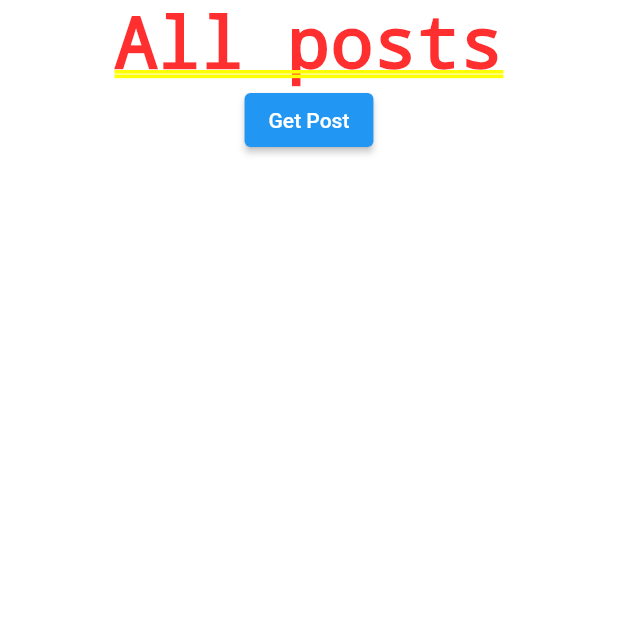
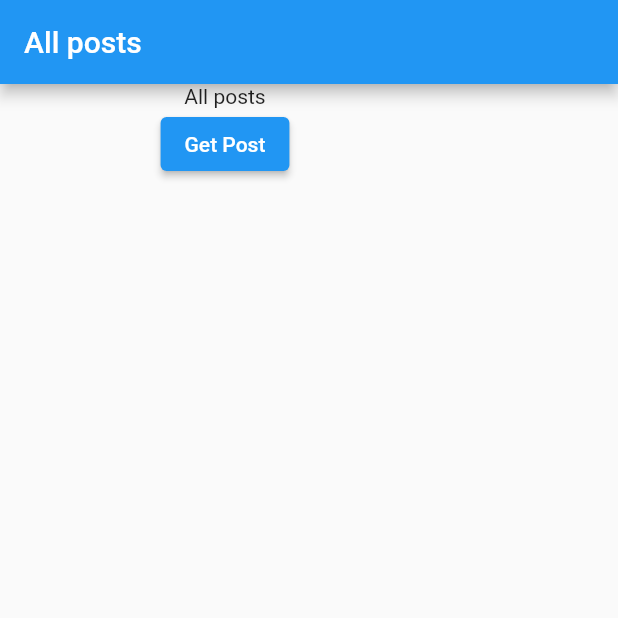
Before and after one commit to Ankan1998/Flutter_practise, a Flutter app: the screen it shows after launch, on a phone screen of 412 x 824 dp, the top half of it. Run offline on Flutter 3.47's test engine with Material 2 defaults, Android fonts, the phone set to English and light mode, and no system bars.

```diff
--- a/asyncprogfutureflutter/lib/main.dart
+++ b/asyncprogfutureflutter/lib/main.dart
@@ -35,7 +35,11 @@ class Posts extends StatelessWidget {
 
   @override
   Widget build(BuildContext context) {
-    return Container(
+    return Scaffold(
+      appBar: AppBar(
+        title: Text(title),
+      ),
+      body: Container(
         height: 300.0,
         width: 300.0,
         child: Column(
@@ -49,6 +53,7 @@ class Posts extends StatelessWidget {
             )
           ],
         ),
+      ),
     );
   }
 }
--- a/asyncprogfutureflutter/lib/services/post_services.dart
+++ b/asyncprogfutureflutter/lib/services/post_services.dart
@@ -1,13 +1,16 @@
 import 'package:http/http.dart' as http;
 import 'package:http/http.dart';
+import 'dart:convert';
 
 class PostsService {
   void fetchPosts() async {
     var url = Uri.https('jsonplaceholder.typicode.com',
         'posts/10'); //first argument only domain, second argument posts
+    print("getting ready");
     var response = await http.get(url);
     if (response.statusCode == 200) {
-      print(response.body);
+      //print(response.body);
+      //print(json.decode(response.body));
     }
   }
 }
```
Also changed, not shown: asyncprogfutureflutter/lib/models/post_model.dart (added, +13 -0 lines). Lines whose indentation alone changed are shown as unchanged.
